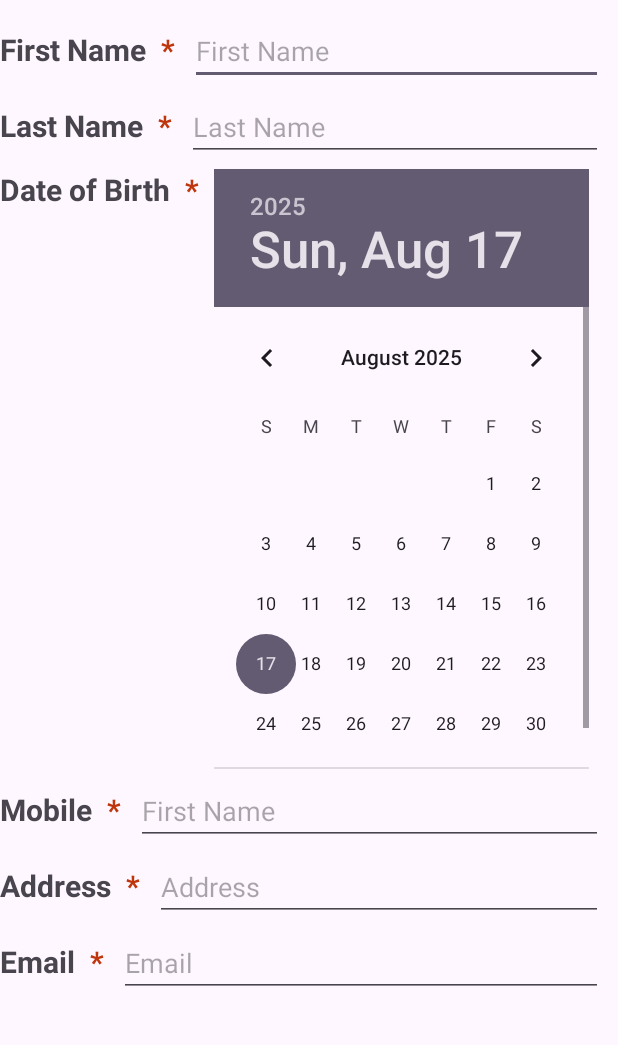
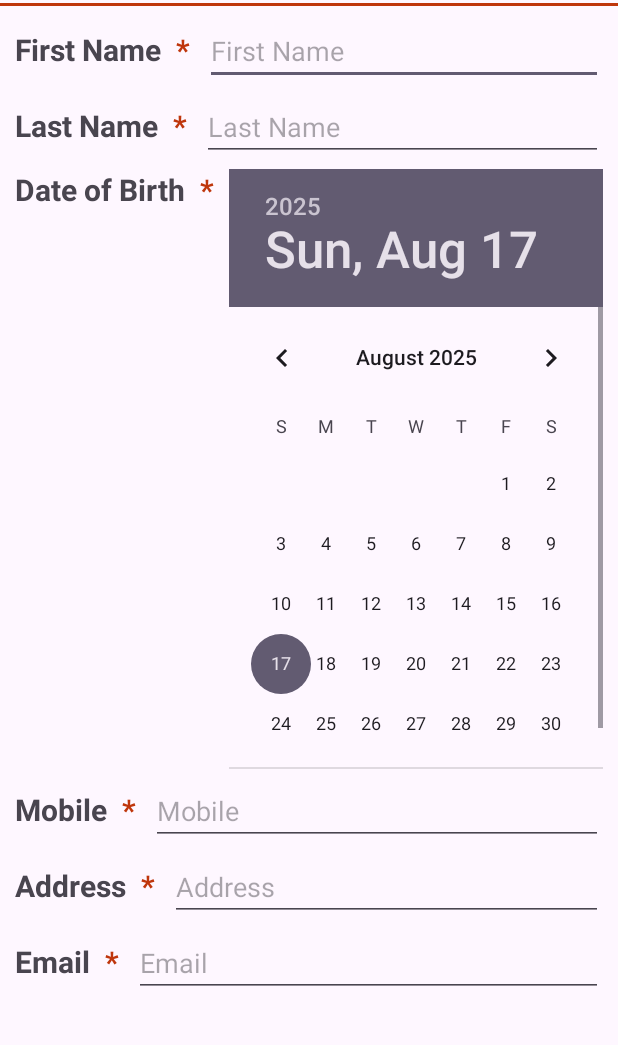
Before and after one commit to xlcMitchell/UserRegistrationApp, an Android app: the screen it shows after launch (MainActivity), on a phone screen of 412 x 824 dp, the part 107-1152 px from its top. Run offline under Robolectric (Android 15) with nearby library versions, the phone set to English and light mode, and no system bars.

Commit message:
Errors fixed

```diff
--- a/app/src/main/res/layout/activity_main.xml
+++ b/app/src/main/res/layout/activity_main.xml
@@ -28,9 +28,9 @@
     <View
         android:layout_width="match_parent"
         android:layout_height="2dp"
-        android:background_color="@color/line_color"
+        android:background="@color/line_color"
         android:layout_marginTop="2dp"
-        android:layout_marginBottom = "2dp"/>
+        android:layout_marginBottom="2dp"/>
 
 
 </LinearLayout>
@@ -46,18 +46,18 @@
 <LinearLayout
     android:layout_width="match_parent"
     android:layout_height="wrap_content"
-    android:margin_left="10dp"
+    android:layout_marginLeft="10dp"
     android:layout_marginTop="5dp"
     android:layout_marginRight="10dp">
     <TextView
-        android:layout_width = "wrap_content"
+        android:layout_width="wrap_content"
         android:layout_height="wrap_content"
         android:layout_marginEnd="10dp"
         android:text="First Name"
         android:textSize="20dp"
         android:textStyle="bold"/>
     <TextView
-        android:layout_width = "wrap_content"
+        android:layout_width="wrap_content"
         android:layout_height="wrap_content"
         android:layout_marginEnd="10dp"
         android:text="*"
@@ -75,18 +75,18 @@
     <LinearLayout
         android:layout_width="match_parent"
         android:layout_height="wrap_content"
-        android:margin_left="10dp"
+        android:layout_marginLeft="10dp"
         android:layout_marginTop="5dp"
         android:layout_marginRight="10dp">
         <TextView
-            android:layout_width = "wrap_content"
+            android:layout_width="wrap_content"
             android:layout_height="wrap_content"
             android:layout_marginEnd="10dp"
             android:text="Last Name"
             android:textSize="20dp"
             android:textStyle="bold"/>
         <TextView
-            android:layout_width = "wrap_content"
+            android:layout_width="wrap_content"
             android:layout_height="wrap_content"
             android:layout_marginEnd="10dp"
             android:text="*"
@@ -108,7 +108,7 @@
          android:layout_height="wrap_content"
          android:layout_marginTop="5dp"
          android:layout_marginRight="10dp"
-         android:margin_left="10dp">
+         android:layout_marginLeft="10dp">
 
          <TextView
              android:layout_width="wrap_content"
@@ -134,50 +134,55 @@
              android:layout_height="400dp" />
 
      </LinearLayout>
+
      <LinearLayout
          android:layout_width="match_parent"
          android:layout_height="wrap_content"
-         android:margin_left="10dp"
+         android:layout_marginLeft="10dp"
          android:layout_marginTop="5dp"
-         android:layout_marginRight="10dp">
+         android:layout_marginRight="10dp"
+        >
+
          <TextView
-             android:layout_width = "wrap_content"
+             android:layout_width="wrap_content"
              android:layout_height="wrap_content"
              android:layout_marginEnd="10dp"
              android:text="Mobile"
              android:textSize="20dp"
-             android:textStyle="bold"/>
+             android:textStyle="bold" />
+
          <TextView
-             android:layout_width = "wrap_content"
+             android:layout_width="wrap_content"
              android:layout_height="wrap_content"
              android:layout_marginEnd="10dp"
              android:text="*"
              android:textColor="@color/line_color"
              android:textSize="20dp"
-             android:textStyle="bold"/>
+             android:textStyle="bold" />
 
          <EditText
              android:id="@+id/regMobile"
+             android:layout_width="match_parent"
              android:layout_height="wrap_content"
-             android:layout_width="match_parent"
-             android:hint="First Name"/>
+             android:hint="Mobile"
+             android:inputType="phone" />
      </LinearLayout>
 
      <LinearLayout
          android:layout_width="match_parent"
          android:layout_height="wrap_content"
-         android:margin_left="10dp"
+         android:layout_marginLeft="10dp"
          android:layout_marginTop="5dp"
          android:layout_marginRight="10dp">
          <TextView
-             android:layout_width = "wrap_content"
+             android:layout_width="wrap_content"
              android:layout_height="wrap_content"
              android:layout_marginEnd="10dp"
              android:text="Address"
              android:textSize="20dp"
              android:textStyle="bold"/>
          <TextView
-             android:layout_width = "wrap_content"
+             android:layout_width="wrap_content"
              android:layout_height="wrap_content"
              android:layout_marginEnd="10dp"
              android:text="*"
@@ -195,18 +200,18 @@
      <LinearLayout
          android:layout_width="match_parent"
          android:layout_height="wrap_content"
-         android:margin_left="10dp"
+         android:layout_marginLeft="10dp"
          android:layout_marginTop="5dp"
          android:layout_marginRight="10dp">
          <TextView
-             android:layout_width = "wrap_content"
+             android:layout_width="wrap_content"
              android:layout_height="wrap_content"
              android:layout_marginEnd="10dp"
              android:text="Email"
              android:textSize="20dp"
              android:textStyle="bold"/>
          <TextView
-             android:layout_width = "wrap_content"
+             android:layout_width="wrap_content"
              android:layout_height="wrap_content"
              android:layout_marginEnd="10dp"
              android:text="*"
```
